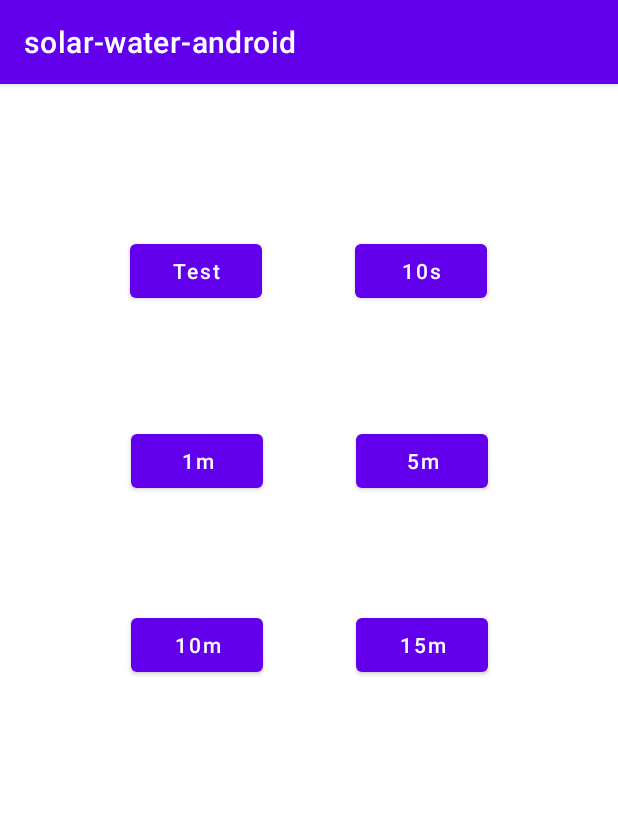
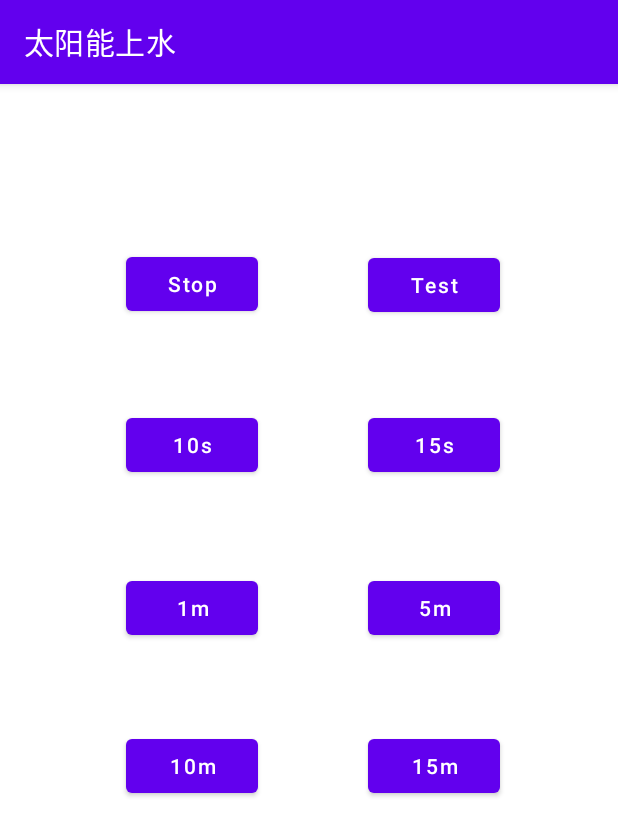
Before and after one commit to makewheels/solar-water-android, an Android app: the screen it shows after launch (MainActivity), on a phone screen of 412 x 824 dp. Shown: the top 836 px of the screen. Run offline under Robolectric (Android 15) with nearby library versions, the phone set to English and light mode, and no system bars; libraries missing offline, so code that uses them is left out: cn.hutool.http.

Commit message:
改造时间

```diff
--- a/app/src/main/java/com/github/makewheels/solar_water_android/MainActivity.java
+++ b/app/src/main/java/com/github/makewheels/solar_water_android/MainActivity.java
@@ -3,14 +3,17 @@ package com.github.makewheels.solar_water_android;
 import android.os.Bundle;
 import android.view.View;
 import android.widget.Button;
+import android.widget.Toast;
 
 import androidx.appcompat.app.AppCompatActivity;
 
 import cn.hutool.http.HttpUtil;
 
 public class MainActivity extends AppCompatActivity {
+    private Button c_stop;
     private Button c_test;
     private Button c_10s;
+    private Button c_15s;
     private Button c_1m;
     private Button c_5m;
     private Button c_10m;
@@ -22,8 +25,10 @@ public class MainActivity extends AppCompatActivity {
         super.onCreate(savedInstanceState);
         setContentView(R.layout.activity_main);
 
+        c_stop = findViewById(R.id.c_stop);
         c_test = findViewById(R.id.c_test);
         c_10s = findViewById(R.id.c_10s);
+        c_15s = findViewById(R.id.c_15s);
         c_1m = findViewById(R.id.c_1m);
         c_5m = findViewById(R.id.c_5m);
         c_10m = findViewById(R.id.c_10m);
@@ -33,23 +38,39 @@ public class MainActivity extends AppCompatActivity {
 
     private void addClickListeners() {
         String baseUrl = "http://101.42.94.17:5032/connect?timeLength=";
-        c_test.setOnClickListener(view -> new Thread(() ->
-                HttpUtil.get(baseUrl + 1500)
+        c_stop.setOnClickListener(view -> new Thread(() -> {
+            HttpUtil.get(baseUrl + 0);
+            Toast.makeText(this, "0", Toast.LENGTH_SHORT).show();
+        }).start());
+        c_test.setOnClickListener(view -> new Thread(() -> {
+            HttpUtil.get(baseUrl + 1500);
+            Toast.makeText(this, "1.5秒", Toast.LENGTH_SHORT).show();
+        }).start());
+        c_10s.setOnClickListener(view -> new Thread(() -> {
+            HttpUtil.get(baseUrl + 10000);
+            Toast.makeText(this, "10秒", Toast.LENGTH_SHORT).show();
+        }
         ).start());
-        c_10s.setOnClickListener(view -> new Thread(() ->
-                HttpUtil.get(baseUrl + 10000)
-        ).start());
-        c_1m.setOnClickListener(view -> new Thread(() ->
-                HttpUtil.get(baseUrl + 60000)
-        ).start());
-        c_5m.setOnClickListener(view -> new Thread(() ->
-                HttpUtil.get(baseUrl + 300000)
-        ).start());
-        c_10m.setOnClickListener(view -> new Thread(() ->
-                HttpUtil.get(baseUrl + 600000)
-        ).start());
-        c_15m.setOnClickListener(view -> new Thread(() ->
-                HttpUtil.get(baseUrl + 900000)
-        ).start());
+        c_15s.setOnClickListener(view -> new Thread(() -> {
+            HttpUtil.get(baseUrl + 15000);
+            Toast.makeText(this, "15秒", Toast.LENGTH_SHORT).show();
+        }).start());
+        c_1m.setOnClickListener(view -> new Thread(() -> {
+            HttpUtil.get(baseUrl + 60000);
+            Toast.makeText(this, "1分钟", Toast.LENGTH_SHORT).show();
+        }).start());
+        c_5m.setOnClickListener(view -> new Thread(() -> {
+            HttpUtil.get(baseUrl + 300000);
+            Toast.makeText(this, "5分钟", Toast.LENGTH_SHORT).show();
+        }).start());
+        c_10m.setOnClickListener(view -> new Thread(() -> {
+            HttpUtil.get(baseUrl + 600000);
+            Toast.makeText(this, "10分钟", Toast.LENGTH_SHORT).show();
+        }).start());
+        c_15m.setOnClickListener(view -> new Thread(() -> {
+            HttpUtil.get(baseUrl + 900000);
+            Toast.makeText(this, "15分钟", Toast.LENGTH_SHORT).show();
+
+        }).start());
     }
 }
--- a/app/src/main/res/layout/activity_main.xml
+++ b/app/src/main/res/layout/activity_main.xml
@@ -13,10 +13,22 @@
         android:text="Test"
         app:layout_constraintBottom_toBottomOf="parent"
         app:layout_constraintEnd_toEndOf="parent"
-        app:layout_constraintHorizontal_bias="0.268"
+        app:layout_constraintHorizontal_bias="0.758"
         app:layout_constraintStart_toStartOf="parent"
         app:layout_constraintTop_toTopOf="parent"
-        app:layout_constraintVertical_bias="0.14" />
+        app:layout_constraintVertical_bias="0.153" />
+
+    <Button
+        android:id="@+id/c_stop"
+        android:layout_width="wrap_content"
+        android:layout_height="wrap_content"
+        android:text="Stop"
+        app:layout_constraintBottom_toBottomOf="parent"
+        app:layout_constraintEnd_toEndOf="parent"
+        app:layout_constraintHorizontal_bias="0.26"
+        app:layout_constraintStart_toStartOf="parent"
+        app:layout_constraintTop_toTopOf="parent"
+        app:layout_constraintVertical_bias="0.152" />
 
     <Button
         android:id="@+id/c_10s"
@@ -25,10 +37,10 @@
         android:text="10s"
         app:layout_constraintBottom_toBottomOf="parent"
         app:layout_constraintEnd_toEndOf="parent"
-        app:layout_constraintHorizontal_bias="0.731"
+        app:layout_constraintHorizontal_bias="0.26"
         app:layout_constraintStart_toStartOf="parent"
         app:layout_constraintTop_toTopOf="parent"
-        app:layout_constraintVertical_bias="0.14" />
+        app:layout_constraintVertical_bias="0.301" />
 
     <Button
         android:id="@+id/c_1m"
@@ -37,10 +49,22 @@
         android:text="1m"
         app:layout_constraintBottom_toBottomOf="parent"
         app:layout_constraintEnd_toEndOf="parent"
-        app:layout_constraintHorizontal_bias="0.269"
+        app:layout_constraintHorizontal_bias="0.26"
         app:layout_constraintStart_toStartOf="parent"
         app:layout_constraintTop_toTopOf="parent"
-        app:layout_constraintVertical_bias="0.316" />
+        app:layout_constraintVertical_bias="0.452" />
+
+    <Button
+        android:id="@+id/c_15s"
+        android:layout_width="wrap_content"
+        android:layout_height="wrap_content"
+        android:text="15s"
+        app:layout_constraintBottom_toBottomOf="parent"
+        app:layout_constraintEnd_toEndOf="parent"
+        app:layout_constraintHorizontal_bias="0.758"
+        app:layout_constraintStart_toStartOf="parent"
+        app:layout_constraintTop_toTopOf="parent"
+        app:layout_constraintVertical_bias="0.301" />
 
     <Button
         android:id="@+id/c_5m"
@@ -49,10 +73,10 @@
         android:text="5m"
         app:layout_constraintBottom_toBottomOf="parent"
         app:layout_constraintEnd_toEndOf="parent"
-        app:layout_constraintHorizontal_bias="0.733"
+        app:layout_constraintHorizontal_bias="0.758"
         app:layout_constraintStart_toStartOf="parent"
         app:layout_constraintTop_toTopOf="parent"
-        app:layout_constraintVertical_bias="0.316" />
+        app:layout_constraintVertical_bias="0.452" />
 
     <Button
         android:id="@+id/c_10m"
@@ -61,10 +85,10 @@
         android:text="10m"
         app:layout_constraintBottom_toBottomOf="parent"
         app:layout_constraintEnd_toEndOf="parent"
-        app:layout_constraintHorizontal_bias="0.269"
+        app:layout_constraintHorizontal_bias="0.26"
         app:layout_constraintStart_toStartOf="parent"
         app:layout_constraintTop_toTopOf="parent"
-        app:layout_constraintVertical_bias="0.486" />
+        app:layout_constraintVertical_bias="0.598" />
 
     <Button
         android:id="@+id/c_15m"
@@ -73,9 +97,9 @@
         android:text="15m"
         app:layout_constraintBottom_toBottomOf="parent"
         app:layout_constraintEnd_toEndOf="parent"
-        app:layout_constraintHorizontal_bias="0.733"
+        app:layout_constraintHorizontal_bias="0.758"
         app:layout_constraintStart_toStartOf="parent"
         app:layout_constraintTop_toTopOf="parent"
-        app:layout_constraintVertical_bias="0.486" />
+        app:layout_constraintVertical_bias="0.598" />
 
 </androidx.constraintlayout.widget.ConstraintLayout>
--- a/app/src/main/res/values/strings.xml
+++ b/app/src/main/res/values/strings.xml
@@ -1,3 +1,3 @@
 <resources>
-    <string name="app_name">solar-water-android</string>
+    <string name="app_name">太阳能上水</string>
 </resources>
```
